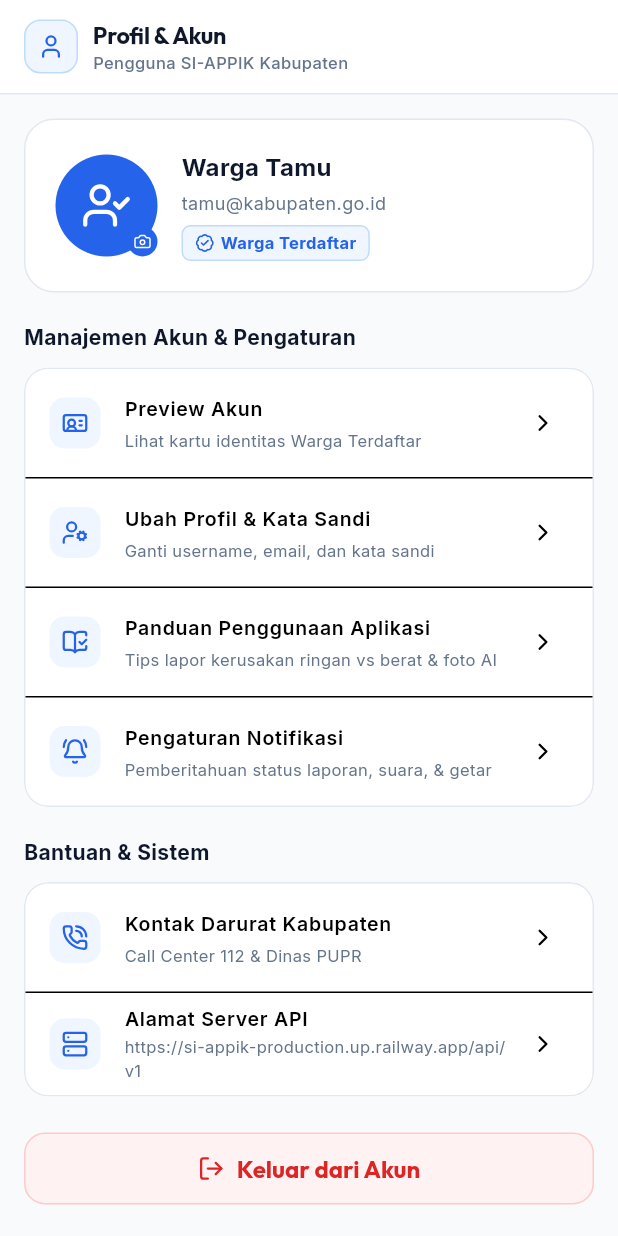
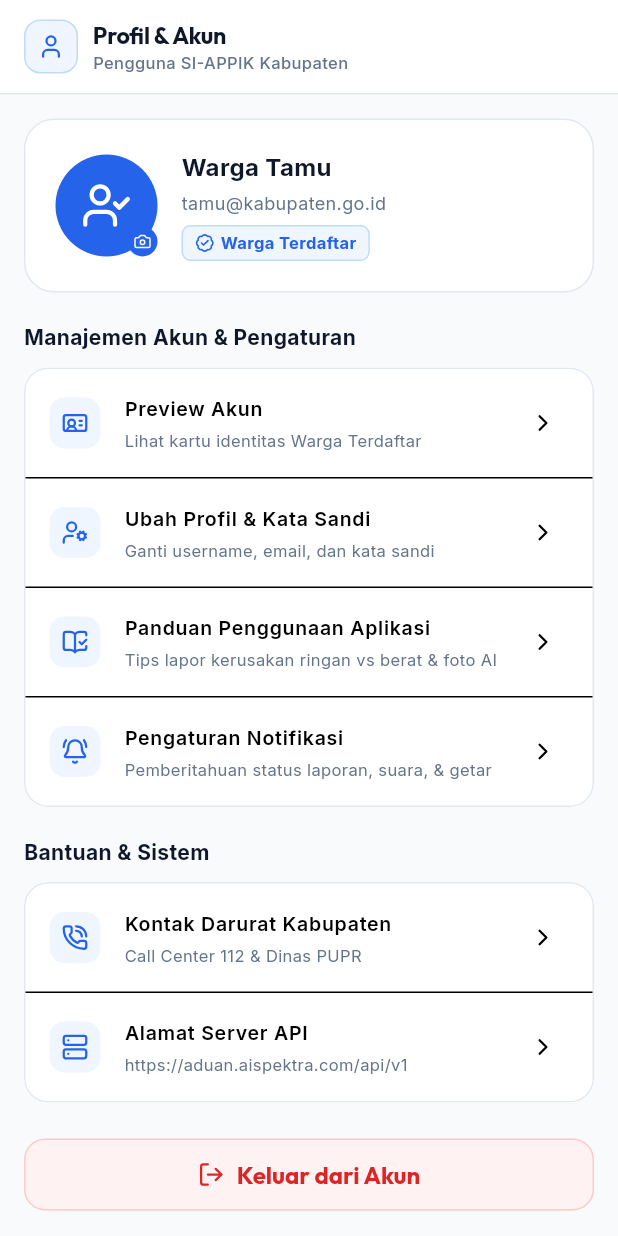
Before and after one commit to Dul13-gokil/SI-APPIK-gabungan, a Flutter app: the ProfileScreen screen opened directly, on a phone screen of 412 x 824 dp. Run offline on Flutter 3.47's test engine with Material 3 defaults, Android fonts, the phone set to English and light mode, and no system bars; our stand-ins replace dio, flutter_map, flutter_secure_storage, geolocator, google_fonts, google_sign_in and 4 more; accounts and stored records are empty; network calls fail.

Commit message:
fix(mobile): arahkan server bawaan ke https://aduan.aispektra.com
Alamat bawaan sebelumnya https://si-appik-production.up.railway.app sudah mati
(HTTP 404), sehingga APK yang dibagikan tidak bisa dipakai sebelum pengguna
mengisi alamat server secara manual.

- defaultBaseUrl dan activeOrigin diganti ke https://aduan.aispektra.com, domain
  resmi yang kini dilayani Cloudflare Tunnel ke server ini.
- Komentar di app_config mencatat bahwa alamat Railway lama tidak boleh dipakai lagi.

Verifikasi end-to-end di emulator Android 15 dengan APK hasil build baru:
- Login dularafat@gmail.com berhasil dan beranda memuat data nyata
  (Total 10, Diproses 8, Selesai 1, 9 laporan ditemukan).
- Log kontainer menunjukkan request dari 172.19.0.5 (container cloudflared),
  bukan dari 10.0.2.2, sehingga trafik benar-benar lewat domain HTTPS publik.
- Endpoint publik https://aduan.aispektra.com/up dan /api/v1/complaints
  sama-sama 200.

```diff
--- a/mobile/lib/core/config/app_config.dart
+++ b/mobile/lib/core/config/app_config.dart
@@ -4,10 +4,10 @@ class AppConfig {
   static const String appName = 'Aduan Jalan';
   static const String appVersion = '1.0.0';
 
-  // Default Server API Production Railway:
-  // https://si-appik-production.up.railway.app/api/v1
-  static String get defaultBaseUrl => 'https://si-appik-production.up.railway.app';
-  static String activeOrigin = 'https://si-appik-production.up.railway.app';
+  // Default Server API Production (Cloudflare Tunnel ke server ini).
+  // Railway lama (si-appik-production.up.railway.app) sudah mati (404), jangan dipakai lagi.
+  static String get defaultBaseUrl => 'https://aduan.aispektra.com';
+  static String activeOrigin = 'https://aduan.aispektra.com';
   static String get baseUrl => normalizeUrl(defaultBaseUrl);
 
   static const int connectTimeout = 15000;
```
